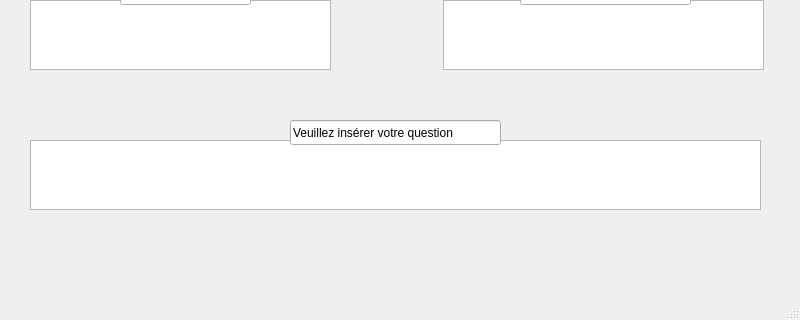
Above: VICCI/mainwindow.ui from NicoJouss/MP_SFL_2019_G4_VICCI before the change; both pictures show x 0 to 800 and y 280 to 600 of the 800 by 600 pixel window. Below: the same form after it.
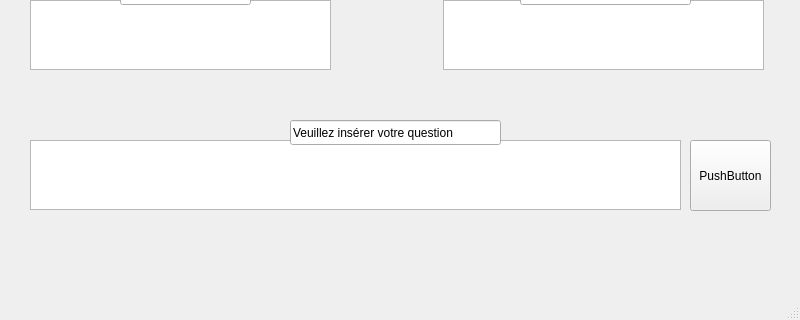
That is the form after the change.

Patch:
```diff
--- a/VICCI/mainwindow.ui
+++ b/VICCI/mainwindow.ui
@@ -71,7 +71,7 @@
      <rect>
       <x>30</x>
       <y>420</y>
-      <width>731</width>
+      <width>651</width>
       <height>70</height>
      </rect>
     </property>
@@ -118,6 +118,19 @@
      <string>Veuillez insérer votre question</string>
     </property>
    </widget>
+   <widget class="QPushButton" name="pushButton">
+    <property name="geometry">
+     <rect>
+      <x>690</x>
+      <y>420</y>
+      <width>81</width>
+      <height>71</height>
+     </rect>
+    </property>
+    <property name="text">
+     <string>PushButton</string>
+    </property>
+   </widget>
   </widget>
   <widget class="QMenuBar" name="menubar">
    <property name="geometry">
```
